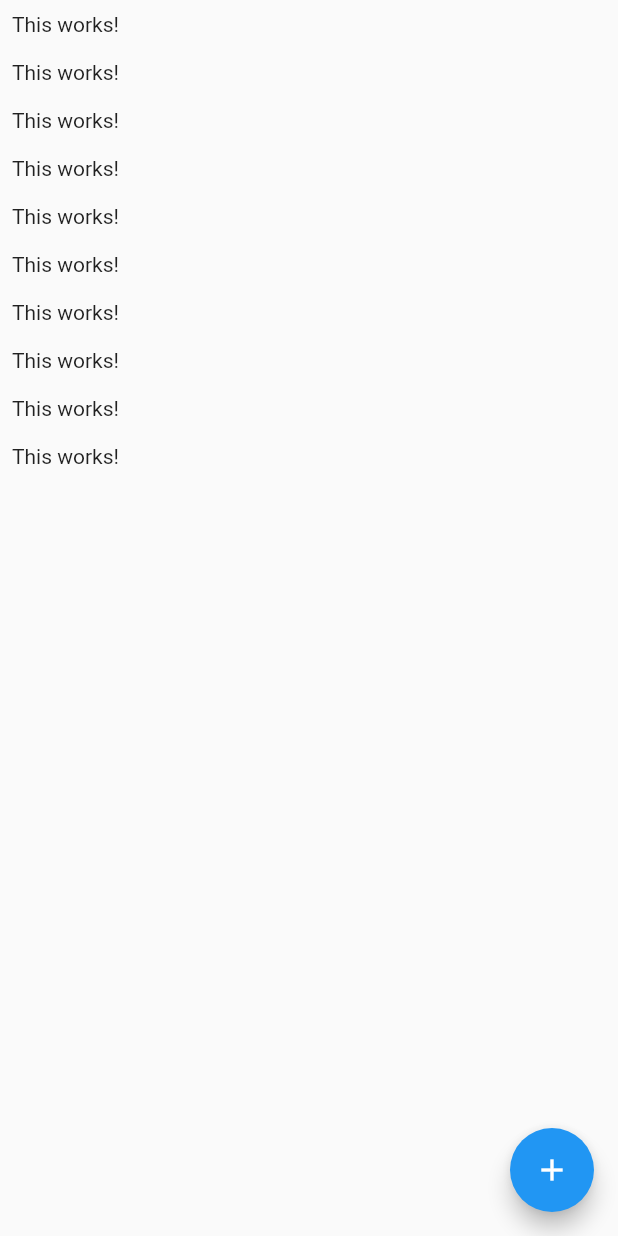
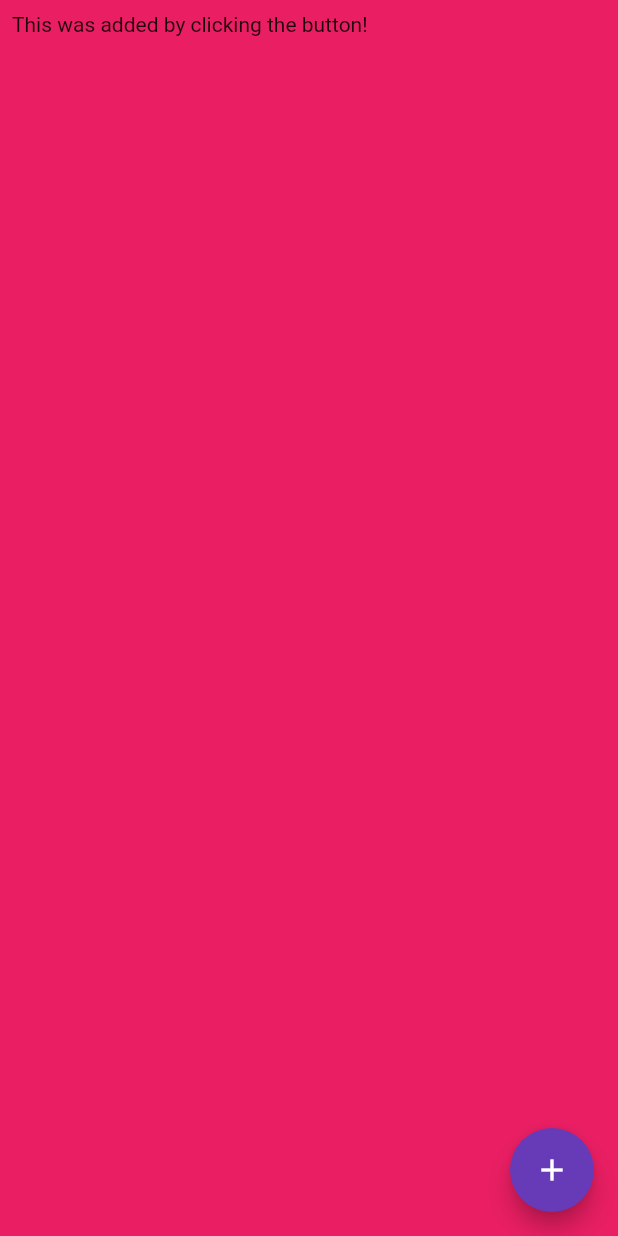
Before and after one commit to andriySad/chat, a Flutter app: the ChatScreen screen opened directly, after a tap on the "add" icon, on a phone screen of 412 x 824 dp. Run offline on Flutter 3.47's test engine with Material 2 defaults, Android fonts, the phone set to English and light mode, and no system bars; our stand-ins replace cloud_firestore, firebase_core; accounts and stored records are empty.

```diff
--- a/lib/screens/chat_screen.dart
+++ b/lib/screens/chat_screen.dart
@@ -8,24 +8,33 @@ class ChatScreen extends StatelessWidget {
   @override
   Widget build(BuildContext context) {
     return Scaffold(
-      body: ListView.builder(
-        itemCount: 10,
-        itemBuilder: (ctx, index) => Container(
-          padding: const EdgeInsets.all(8),
-          child: const Text('This works!'),
-        ),
+      body: StreamBuilder<QuerySnapshot>(
+        stream: FirebaseFirestore.instance
+            .collection('chats/21OkCFXUtPmgEkprkMmW/messages')
+            .snapshots(),
+        builder: (ctx, streamSnapshot) {
+          if (streamSnapshot.connectionState == ConnectionState.waiting) {
+            return const Center(
+              child: CircularProgressIndicator(),
+            );
+          }
+          final documents = streamSnapshot.data!.docs;
+
+          return ListView.builder(
+            itemCount: documents.length,
+            itemBuilder: (ctx, index) => Container(
+              padding: const EdgeInsets.all(8),
+              child: Text(documents[index]['text']),
+            ),
+          );
+        },
       ),
       floatingActionButton: FloatingActionButton(
-        child: Icon(Icons.add),
+        child: const Icon(Icons.add),
         onPressed: () {
           FirebaseFirestore.instance
               .collection('chats/21OkCFXUtPmgEkprkMmW/messages')
-              .snapshots()
-              .listen((data) {
-            data.docs.forEach((document) {
-              print(document['text']);
-            });
-          });
+              .add({'text': 'This was added by clicking the button!'});
         },
       ),
     );
```
Also changed, not shown: lib/main.dart (+18 -3 lines), lib/screens/auth_screen.dart (+17 -0 lines), lib/widgets/auth/auth_form.dart (added, +115 -0 lines).
